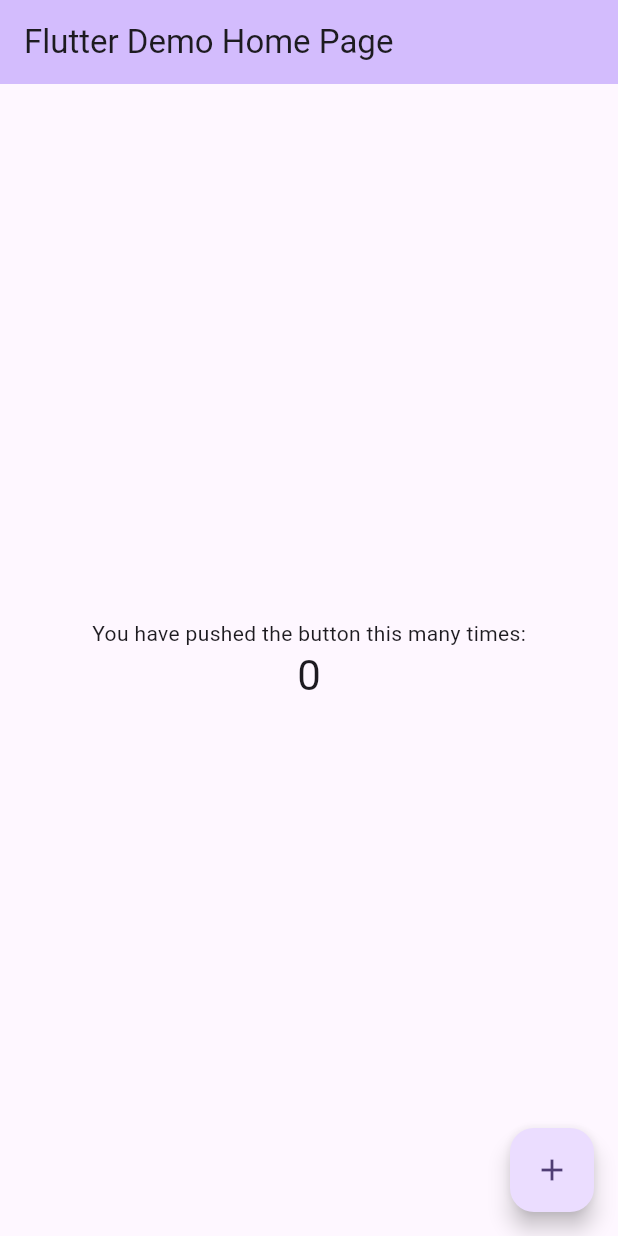
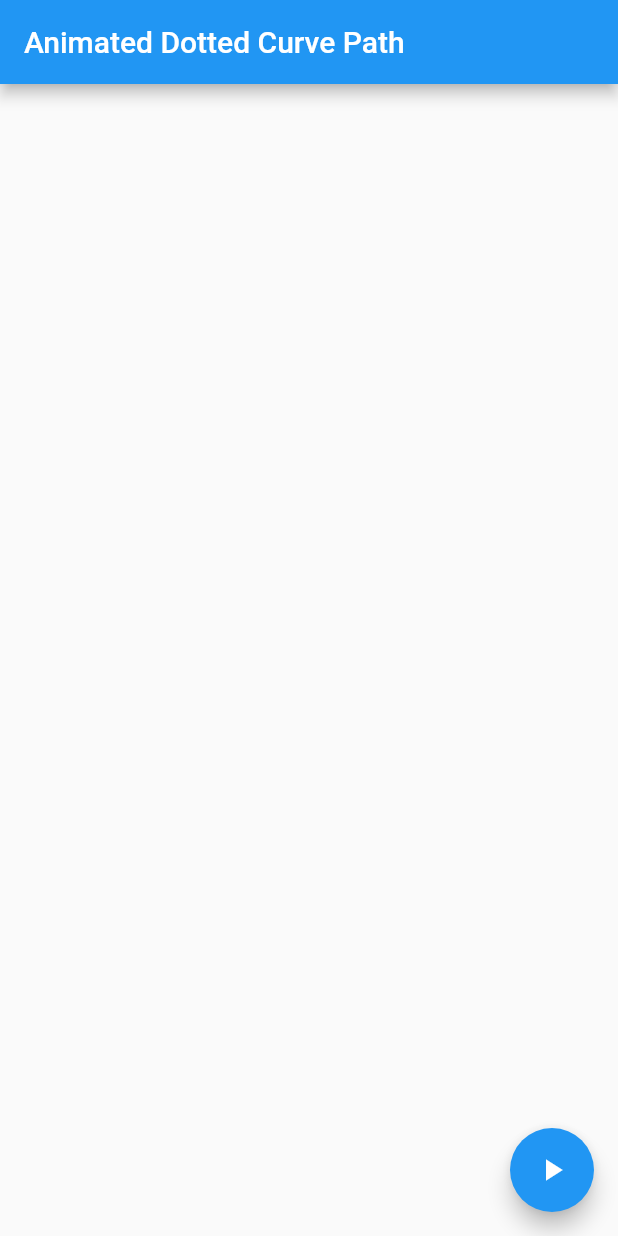
Before and after one commit to Shubh0405/flutter-canvas-test, a Flutter app: the screen it shows after launch, on a phone screen of 412 x 824 dp. Run offline on Flutter 3.47's test engine with Material 2 defaults, Android fonts, the phone set to English and light mode, and no system bars.

Commit message:
path generated

```diff
--- /dev/null
+++ b/canvas_test/lib/canvas_screen.dart
@@ -0,0 +1,257 @@
+import 'dart:math';
+
+import 'package:flutter/material.dart';
+
+class CanvasScreen extends StatefulWidget {
+  const CanvasScreen({super.key});
+
+  @override
+  State<CanvasScreen> createState() => _CanvasScreenState();
+}
+
+class _CanvasScreenState extends State<CanvasScreen>
+    with TickerProviderStateMixin {
+  late AnimationController _controller;
+  late AnimationController _controller2;
+  late AnimationController _controller3;
+  List<Widget> pathWidgetList = [];
+  int firstClick = 0;
+
+  @override
+  void initState() {
+    super.initState();
+    _controller = AnimationController(
+      duration: Duration(seconds: 1),
+      vsync: this,
+    );
+    _controller2 = AnimationController(
+      duration: Duration(seconds: 1),
+      vsync: this,
+    );
+    _controller3 = AnimationController(
+      duration: Duration(seconds: 1),
+      vsync: this,
+    );
+
+    // _controller.forward();
+    // _controller2.forward();
+  }
+
+  @override
+  void dispose() {
+    _controller.dispose();
+    super.dispose();
+  }
+
+  void clickButton() {
+    print(firstClick);
+    if (firstClick == 0) {
+      // pathWidgetList.add(
+      //   AnimatedBuilder(
+      //     animation: _controller,
+      //     builder: (context, child) {
+      //       return CustomPaint(
+      //         painter: DottedCurvePainter(
+      //           startPoint: Offset(200, 700),
+      //           endPoint: Offset(100, 400),
+      //           direction: NodeDirection.left,
+      //           animation: _controller,
+      //         ),
+      //         child: Container(
+      //           width: 400,
+      //           height: 800,
+      //         ),
+      //       );
+      //     },
+      //   ),
+      // );
+      // setState(() {
+      //   _controller.forward();
+      // });
+      _controller.forward();
+      firstClick++;
+    } else if (firstClick == 1) {
+      print("here!");
+
+      // _controller.dispose();
+
+      // _controller2 = AnimationController(
+      //   duration: Duration(seconds: 1),
+      //   vsync: this,
+      // );
+
+      // pathWidgetList.add(
+      //   AnimatedBuilder(
+      //     animation: _controller2,
+      //     builder: (context, child) {
+      //       return CustomPaint(
+      //         painter: DottedCurvePainter(
+      //           startPoint: Offset(100, 400),
+      //           endPoint: Offset(250, 200),
+      //           direction: NodeDirection.right,
+      //           animation: _controller2,
+      //         ),
+      //         child: Container(
+      //           width: 400,
+      //           height: 800,
+      //         ),
+      //       );
+      //     },
+      //   ),
+      // );
+      // setState(() {
+      //   print(pathWidgetList);
+      //   _controller2.forward();
+      // });
+      _controller2.forward();
+      firstClick++;
+    } else if (firstClick == 2) {
+      _controller3.forward();
+      firstClick++;
+    }
+  }
+
+  @override
+  Widget build(BuildContext context) {
+    double screenHeight = MediaQuery.of(context).size.height;
+
+    return Scaffold(
+      appBar: AppBar(title: Text('Animated Dotted Curve Path')),
+      body: SingleChildScrollView(
+          child: Column(
+        children: [
+          AnimatedBuilder(
+            animation: _controller3,
+            builder: (context, child) {
+              return CustomPaint(
+                painter: DottedCurvePainter(
+                  startPoint: Offset(300, 400),
+                  endPoint: Offset(100, 100),
+                  direction: NodeDirection.left,
+                  animation: _controller3,
+                ),
+                child: const SizedBox.shrink(),
+              );
+            },
+          ),
+          AnimatedBuilder(
+            animation: _controller2,
+            builder: (context, child) {
+              return CustomPaint(
+                painter: DottedCurvePainter(
+                  startPoint: Offset(100, 700),
+                  endPoint: Offset(300, 400),
+                  direction: NodeDirection.right,
+                  animation: _controller2,
+                ),
+                child: const SizedBox.shrink(),
+              );
+            },
+          ),
+          AnimatedBuilder(
+            animation: _controller,
+            builder: (context, child) {
+              return CustomPaint(
+                painter: DottedCurvePainter(
+                  startPoint: Offset(200, 1000),
+                  endPoint: Offset(100, 700),
+                  direction: NodeDirection.left,
+                  animation: _controller,
+                ),
+                child: const SizedBox.shrink(),
+              );
+            },
+          ),
+        ],
+      )),
+      floatingActionButton: FloatingActionButton(
+        onPressed: clickButton,
+        child: Icon(Icons.play_arrow),
+      ),
+    );
+  }
+}
+
+enum NodeDirection { left, right }
+
+class DottedCurvePainter extends CustomPainter {
+  final Offset startPoint;
+  final Offset endPoint;
+  final NodeDirection direction;
+  final Animation<double> animation;
+
+  DottedCurvePainter({
+    required this.startPoint,
+    required this.endPoint,
+    required this.direction,
+    required this.animation,
+  });
+
+  @override
+  void paint(Canvas canvas, Size size) {
+    final paint = Paint()
+      ..color = Colors.blue
+      ..style = PaintingStyle.stroke
+      ..strokeWidth = 2.0;
+
+    final path = Path();
+    path.moveTo(startPoint.dx, startPoint.dy);
+
+    final controlPoint1 = Offset(
+      startPoint.dx + 100 * animation.value,
+      startPoint.dy - 100 * animation.value,
+    );
+
+    final controlPoint2 = direction == NodeDirection.left
+        ? Offset(
+            endPoint.dx - 100 * animation.value,
+            endPoint.dy + 100 * animation.value,
+          )
+        : Offset(
+            endPoint.dx + 100 * animation.value,
+            endPoint.dy + 100 * animation.value,
+          );
+
+    path.cubicTo(
+      controlPoint1.dx,
+      controlPoint1.dy,
+      controlPoint2.dx,
+      controlPoint2.dy,
+      endPoint.dx,
+      endPoint.dy,
+    );
+
+    // final controlPoint3 = Offset(
+    //   endPoint.dx + 100 * animationValue,
+    //   endPoint.dy - 100 * animationValue,
+    // );
+    // final controlPoint4 = Offset(
+    //   thirdPoint.dx + 100 * animationValue,
+    //   thirdPoint.dy + 100 * animationValue,
+    // );
+
+    // path.cubicTo(
+    //   controlPoint3.dx,
+    //   controlPoint3.dy,
+    //   controlPoint4.dx,
+    //   controlPoint4.dy,
+    //   thirdPoint.dx,
+    //   thirdPoint.dy,
+    // );
+
+    final metrics = path.computeMetrics();
+    final dashPath = Path();
+
+    for (var metric in metrics) {
+      final length = metric.length * animation.value;
+      dashPath.addPath(metric.extractPath(0, length), Offset.zero);
+    }
+
+    canvas.drawPath(dashPath, paint);
+  }
+
+  @override
+  bool shouldRepaint(covariant CustomPainter oldDelegate) {
+    return true;
+  }
+}
--- a/canvas_test/lib/main.dart
+++ b/canvas_test/lib/main.dart
@@ -1,3 +1,4 @@
+import 'package:canvas_test/canvas_screen.dart';
 import 'package:flutter/material.dart';
 
 void main() {
@@ -11,115 +12,9 @@ class MyApp extends StatelessWidget {
   @override
   Widget build(BuildContext context) {
     return MaterialApp(
-      title: 'Flutter Demo',
-      theme: ThemeData(
-        // This is the theme of your application.
-        //
-        // TRY THIS: Try running your application with "flutter run". You'll see
-        // the application has a blue toolbar. Then, without quitting the app,
-        // try changing the seedColor in the colorScheme below to Colors.green
-        // and then invoke "hot reload" (save your changes or press the "hot
-        // reload" button in a Flutter-supported IDE, or press "r" if you used
-        // the command line to start the app).
-        //
-        // Notice that the counter didn't reset back to zero; the application
-        // state is not lost during the reload. To reset the state, use hot
-        // restart instead.
-        //
-        // This works for code too, not just values: Most code changes can be
-        // tested with just a hot reload.
-        colorScheme: ColorScheme.fromSeed(seedColor: Colors.deepPurple),
-        useMaterial3: true,
-      ),
-      home: const MyHomePage(title: 'Flutter Demo Home Page'),
+      title: 'Canvas test',
+      debugShowCheckedModeBanner: false,
+      home: const CanvasScreen(),
     );
   }
 }
-
-class MyHomePage extends StatefulWidget {
-  const MyHomePage({super.key, required this.title});
-
-  // This widget is the home page of your application. It is stateful, meaning
-  // that it has a State object (defined below) that contains fields that affect
-  // how it looks.
-
-  // This class is the configuration for the state. It holds the values (in this
-  // case the title) provided by the parent (in this case the App widget) and
-  // used by the build method of the State. Fields in a Widget subclass are
-  // always marked "final".
-
-  final String title;
-
-  @override
-  State<MyHomePage> createState() => _MyHomePageState();
-}
-
-class _MyHomePageState extends State<MyHomePage> {
-  int _counter = 0;
-
-  void _incrementCounter() {
-    setState(() {
-      // This call to setState tells the Flutter framework that something has
-      // changed in this State, which causes it to rerun the build method below
-      // so that the display can reflect the updated values. If we changed
-      // _counter without calling setState(), then the build method would not be
-      // called again, and so nothing would appear to happen.
-      _counter++;
-    });
-  }
-
-  @override
-  Widget build(BuildContext context) {
-    // This method is rerun every time setState is called, for instance as done
-    // by the _incrementCounter method above.
-    //
-    // The Flutter framework has been optimized to make rerunning build methods
-    // fast, so that you can just rebuild anything that needs updating rather
-    // than having to individually change instances of widgets.
-    return Scaffold(
-      appBar: AppBar(
-        // TRY THIS: Try changing the color here to a specific color (to
-        // Colors.amber, perhaps?) and trigger a hot reload to see the AppBar
-        // change color while the other colors stay the same.
-        backgroundColor: Theme.of(context).colorScheme.inversePrimary,
-        // Here we take the value from the MyHomePage object that was created by
-        // the App.build method, and use it to set our appbar title.
-        title: Text(widget.title),
-      ),
-      body: Center(
-        // Center is a layout widget. It takes a single child and positions it
-        // in the middle of the parent.
-        child: Column(
-          // Column is also a layout widget. It takes a list of children and
-          // arranges them vertically. By default, it sizes itself to fit its
-          // children horizontally, and tries to be as tall as its parent.
-          //
-          // Column has various properties to control how it sizes itself and
-          // how it positions its children. Here we use mainAxisAlignment to
-          // center the children vertically; the main axis here is the vertical
-          // axis because Columns are vertical (the cross axis would be
-          // horizontal).
-          //
-          // TRY THIS: Invoke "debug painting" (choose the "Toggle Debug Paint"
-          // action in the IDE, or press "p" in the console), to see the
-          // wireframe for each widget.
-          mainAxisAlignment: MainAxisAlignment.center,
-          children: <Widget>[
-            const Text(
-              'You have pushed the button this many times:',
-            ),
-            Text(
-              '$_counter',
-              style: Theme.of(context).textTheme.headlineMedium,
-            ),
-          ],
-        ),
-      ),
-      floatingActionButton: FloatingActionButton(
-        onPressed: _incrementCounter,
-        tooltip: 'Increment',
-        child: const Icon(Icons.add),
-      ), // This trailing comma makes auto-formatting nicer for build methods.
-    );
-  }
-}
```
